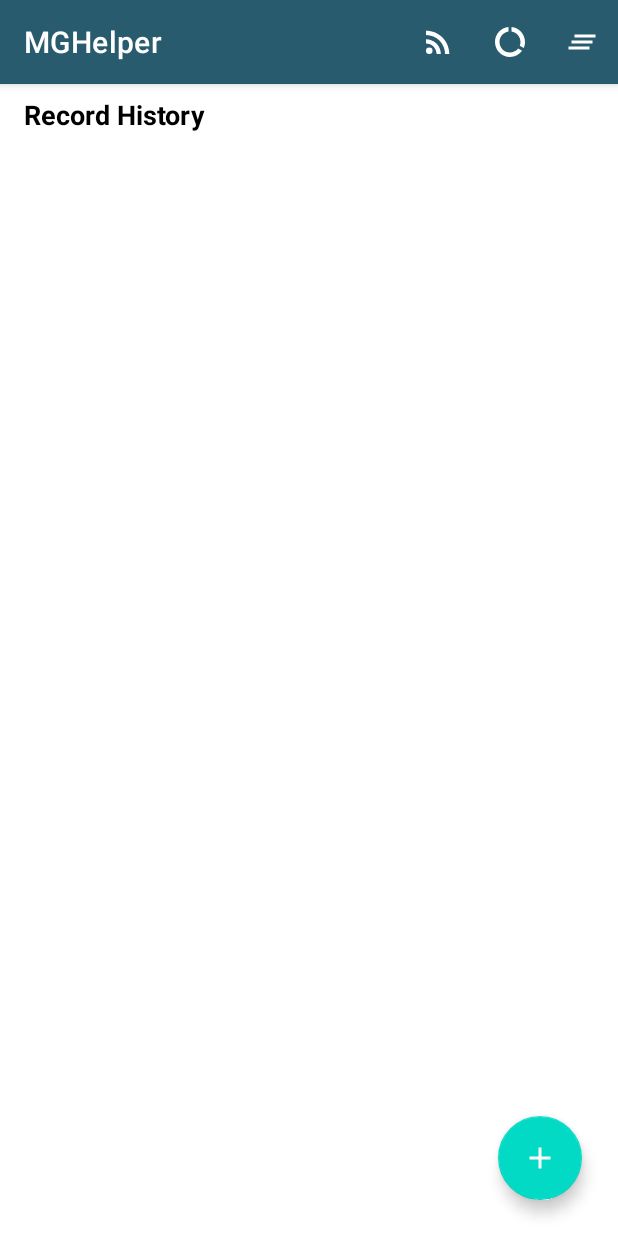
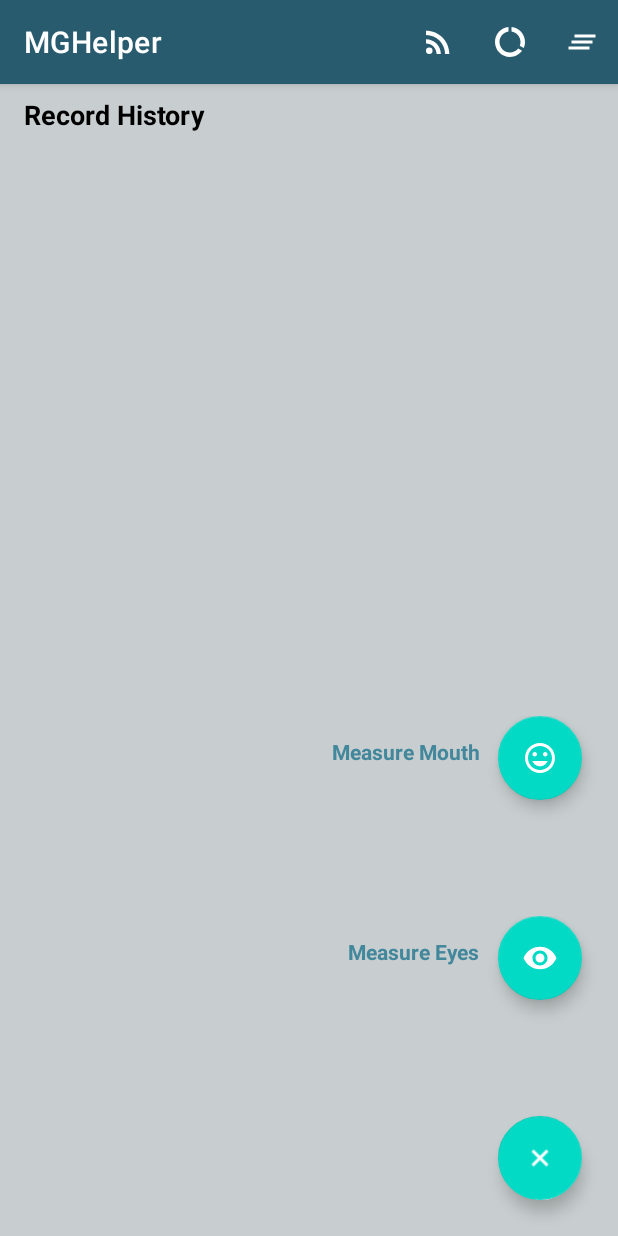
Before and after one commit to yanzhanglee/MGHelper, an Android app: the screen it shows after launch once a user with an empty profile is signed in (MainActivity), after a tap on "Feeds", on a phone screen of 412 x 824 dp. Run offline under Robolectric (Android 15) with nearby library versions, the phone set to English and light mode, and no system bars; our stand-ins replace Firebase (no records; nobody signed in at launch, a user with empty details on screens opened directly), data binding; 1 other tap on this screen came first.

Commit message:
Add Button and Animation

```diff
--- a/app/build.gradle
+++ b/app/build.gradle
@@ -60,4 +60,6 @@ dependencies {
 
     // Firebase UI Library
     implementation 'com.firebaseui:firebase-ui-database:7.1.1'
+
+    implementation 'com.ddz.materialdesign:FloatingActionButton:1.0.4'
 }
--- /dev/null
+++ b/app/src/main/res/drawable/ic_baseline_remove_red_eye_24.xml
@@ -0,0 +1,5 @@
+<vector android:height="24dp" android:tint="#FFFFFF"
+    android:viewportHeight="24" android:viewportWidth="24"
+    android:width="24dp" xmlns:android="http://schemas.android.com/apk/res/android">
+    <path android:fillColor="@android:color/white" android:pathData="M12,4.5C7,4.5 2.73,7.61 1,12c1.73,4.39 6,7.5 11,7.5s9.27,-3.11 11,-7.5c-1.73,-4.39 -6,-7.5 -11,-7.5zM12,17c-2.76,0 -5,-2.24 -5,-5s2.24,-5 5,-5 5,2.24 5,5 -2.24,5 -5,5zM12,9c-1.66,0 -3,1.34 -3,3s1.34,3 3,3 3,-1.34 3,-3 -1.34,-3 -3,-3z"/>
+</vector>
--- /dev/null
+++ b/app/src/main/res/drawable/ic_baseline_tag_faces_24.xml
@@ -0,0 +1,5 @@
+<vector android:height="24dp" android:tint="#FFFFFF"
+    android:viewportHeight="24" android:viewportWidth="24"
+    android:width="24dp" xmlns:android="http://schemas.android.com/apk/res/android">
+    <path android:fillColor="@android:color/white" android:pathData="M11.99,2C6.47,2 2,6.48 2,12s4.47,10 9.99,10C17.52,22 22,17.52 22,12S17.52,2 11.99,2zM12,20c-4.42,0 -8,-3.58 -8,-8s3.58,-8 8,-8 8,3.58 8,8 -3.58,8 -8,8zM15.5,11c0.83,0 1.5,-0.67 1.5,-1.5S16.33,8 15.5,8 14,8.67 14,9.5s0.67,1.5 1.5,1.5zM8.5,11c0.83,0 1.5,-0.67 1.5,-1.5S9.33,8 8.5,8 7,8.67 7,9.5 7.67,11 8.5,11zM12,17.5c2.33,0 4.31,-1.46 5.11,-3.5L6.89,14c0.8,2.04 2.78,3.5 5.11,3.5z"/>
+</vector>
--- a/app/src/main/res/layout/activity_main.xml
+++ b/app/src/main/res/layout/activity_main.xml
@@ -7,8 +7,83 @@
         android:layout_height="match_parent"
         tools:context="com.example.mghelper.MainActivity">
 
+        <View
+            android:id="@+id/fabBGLayout"
+            android:layout_width="match_parent"
+            android:layout_height="match_parent"
+            android:background="@color/grey_transparent"
+            android:visibility="gone"
+            />
+
+
+        <LinearLayout
+            android:id="@+id/eyesFabLayout"
+            android:layout_width="wrap_content"
+            android:layout_height="wrap_content"
+            app:layout_constraintBottom_toBottomOf="parent"
+            app:layout_constraintEnd_toEndOf="parent"
+            android:orientation="horizontal"
+            android:visibility="gone"
+            >
+
+            <TextView
+                android:id="@+id/tbButton1"
+                android:layout_width="match_parent"
+                android:layout_height="wrap_content"
+                android:layout_marginTop="14dp"
+                android:layout_marginRight="12dp"
+                android:text="Measure Eyes"
+                android:textColor="@color/secondary_color"
+                android:textSize="14sp"
+                android:textStyle="bold" />
+
+            <com.google.android.material.floatingactionbutton.FloatingActionButton
+                android:id="@+id/eyesRecordButton"
+                android:layout_width="wrap_content"
+                android:layout_height="wrap_content"
+                android:layout_marginEnd="24dp"
+                android:layout_marginBottom="24dp"
+                android:clickable="true"
+                app:srcCompat="@drawable/ic_baseline_remove_red_eye_24"/>
+        </LinearLayout>
+
+        <LinearLayout
+            android:id="@+id/mouthFabLayout"
+            android:layout_width="wrap_content"
+            android:layout_height="wrap_content"
+            app:layout_constraintBottom_toBottomOf="parent"
+            app:layout_constraintEnd_toEndOf="parent"
+            android:orientation="horizontal"
+            android:visibility="gone"
+            >
+
+            <TextView
+                android:id="@+id/tvButton2"
+                android:layout_width="match_parent"
+                android:layout_height="wrap_content"
+                android:layout_marginTop="14dp"
+                android:layout_marginRight="12dp"
+                android:text="Measure Mouth"
+                android:textColor="@color/secondary_color"
+                android:textSize="14sp"
+                android:textStyle="bold" />
+
+            <com.google.android.material.floatingactionbutton.FloatingActionButton
+                android:id="@+id/mouthRecordButton"
+                android:layout_width="wrap_content"
+                android:layout_height="wrap_content"
+                android:layout_marginEnd="24dp"
+                android:layout_marginBottom="24dp"
+                android:clickable="true"
+                app:layout_constraintBottom_toBottomOf="parent"
+                app:layout_constraintEnd_toEndOf="parent"
+                app:srcCompat="@drawable/ic_baseline_tag_faces_24"
+                />
+
+        </LinearLayout>
+
         <com.google.android.material.floatingactionbutton.FloatingActionButton
-            android:id="@+id/floatingActionButton"
+            android:id="@+id/addRecordButton"
             android:layout_width="wrap_content"
             android:layout_height="wrap_content"
             android:layout_marginEnd="24dp"
@@ -16,7 +91,14 @@
             android:clickable="true"
             app:layout_constraintBottom_toBottomOf="parent"
             app:layout_constraintEnd_toEndOf="parent"
-            app:srcCompat="@drawable/ic_baseline_add_24" />
+            app:srcCompat="@drawable/ic_baseline_add_24"
+
+            />
+
+        <!--            android:visibility="gone"-->
+            />
+
+
 
         <TextView
             android:id="@+id/tvRecordTitle"
--- a/app/src/main/res/values/colors.xml
+++ b/app/src/main/res/values/colors.xml
@@ -12,4 +12,6 @@
     <color name="secondary_color">#42879B</color>
     <color name="grey_dark">#636B6F</color>
     <color name="grey_light">#919DA0</color>
+
+    <color name="grey_transparent">#80919DA0</color>
 </resources>
```
Also changed, not shown: app/src/main/java/com/example/mghelper/MainActivity.kt (+68 -5 lines).
